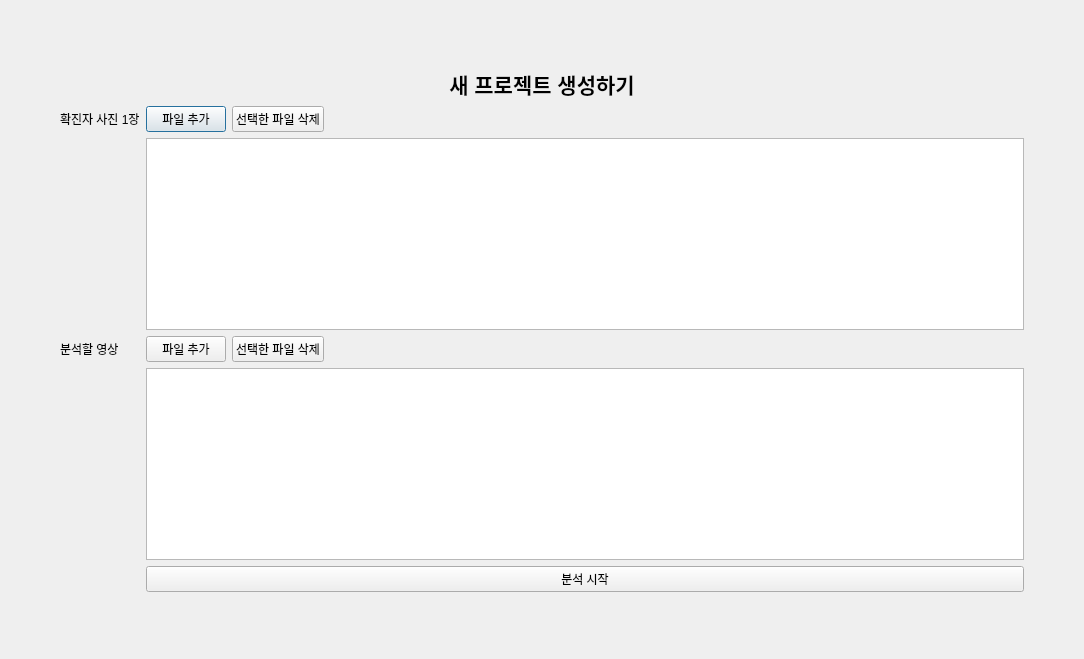
Qt form UI/ui/dataInput.ui (Adel-es/multi_covid19_cctv_analyzer) before a commit.
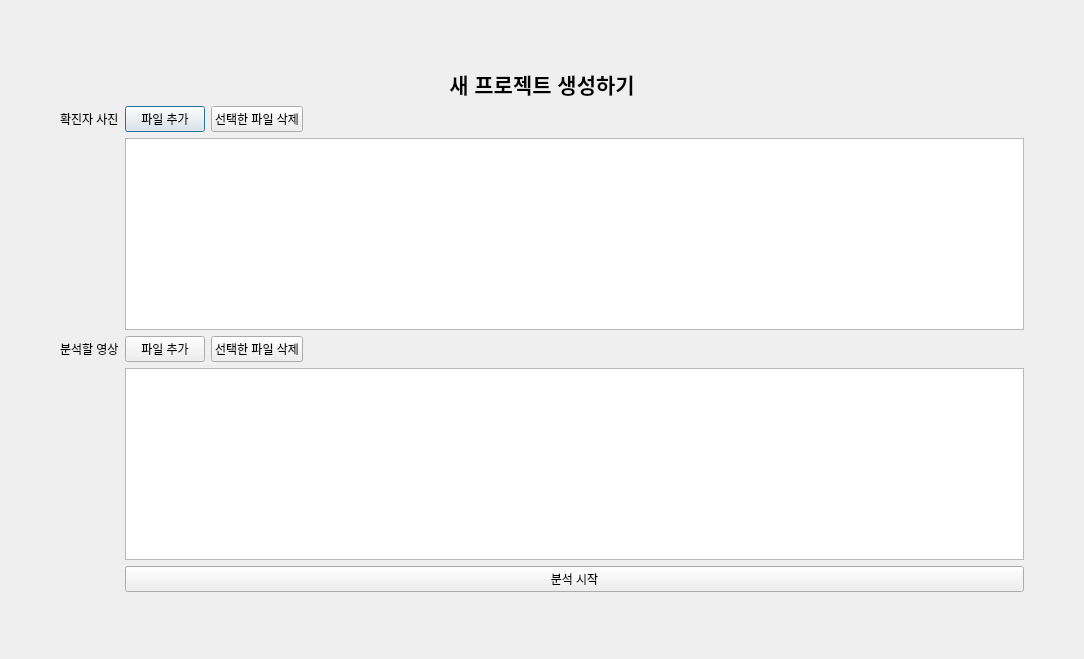
The same form after that commit.

```diff
--- a/UI/ui/dataInput.ui
+++ b/UI/ui/dataInput.ui
@@ -30,7 +30,7 @@
    <item row="4" column="0">
     <widget class="QLabel" name="label">
      <property name="text">
-      <string>확진자 사진 1장</string>
+      <string>확진자 사진</string>
      </property>
     </widget>
    </item>
```
